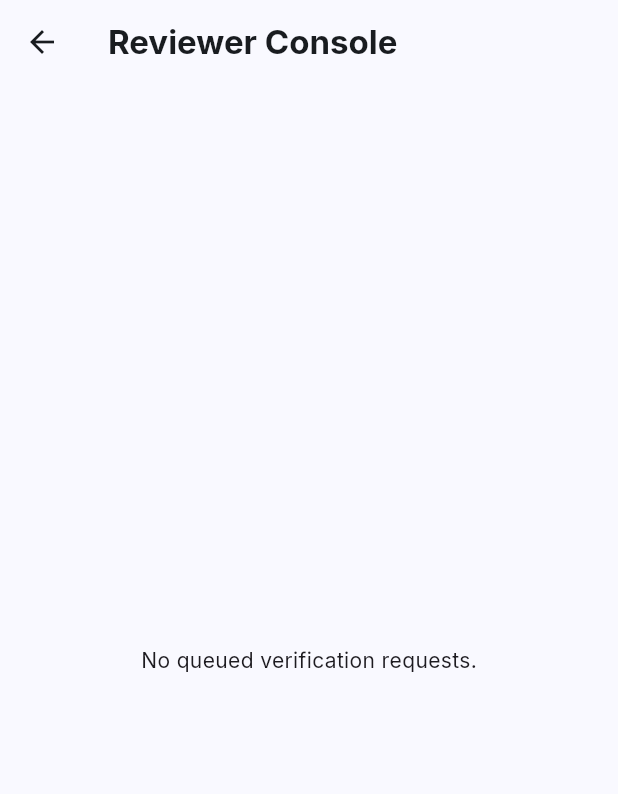
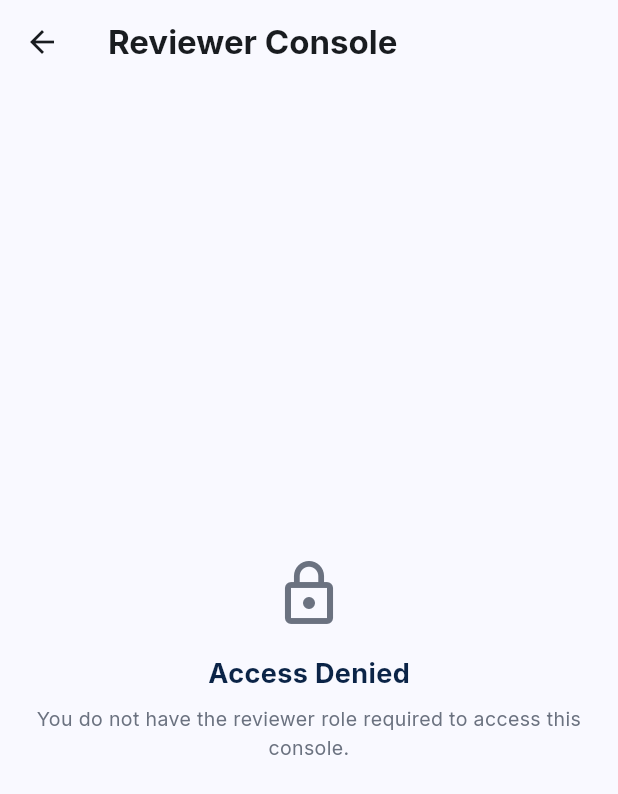
Before and after one commit to CQ0113/lexiguard, a Flutter app: the ReviewerConsoleScreen screen opened directly, on a phone screen of 412 x 824 dp. Shown: the top 794 px of the screen. Run offline on Flutter 3.47's test engine with Material 3 defaults, Android fonts, the phone set to English and light mode, and no system bars; our stand-ins replace cloud_firestore, cloud_functions, firebase_auth, firebase_core, google_fonts, google_sign_in; accounts and stored records are empty.

Commit message:
feat: add reviewer console RBAC, login sync fallback notice, verification adapter failure handling,

```diff
--- a/lib/screens/lawyer/reviewer_console_screen.dart
+++ b/lib/screens/lawyer/reviewer_console_screen.dart
@@ -1,5 +1,6 @@
 import 'package:cloud_firestore/cloud_firestore.dart';
 import 'package:cloud_functions/cloud_functions.dart';
+import 'package:firebase_auth/firebase_auth.dart';
 import 'package:flutter/material.dart';
 import 'package:google_fonts/google_fonts.dart';
 
@@ -112,6 +113,13 @@ class _ReviewerConsoleScreenState extends State<ReviewerConsoleScreen> {
     }
   }
 
+  Future<bool> _hasReviewerClaim() async {
+    final user = FirebaseAuth.instance.currentUser;
+    if (user == null) return false;
+    final token = await user.getIdTokenResult();
+    return token.claims?['reviewer'] == true;
+  }
+
   @override
   Widget build(BuildContext context) {
     return Scaffold(
@@ -121,7 +129,41 @@ class _ReviewerConsoleScreenState extends State<ReviewerConsoleScreen> {
           style: GoogleFonts.inter(fontWeight: FontWeight.w700),
         ),
       ),
-      body: StreamBuilder<QuerySnapshot<Map<String, dynamic>>>(
+      body: FutureBuilder<bool>(
+        future: _hasReviewerClaim(),
+        builder: (context, authSnapshot) {
+          if (authSnapshot.connectionState == ConnectionState.waiting) {
+            return const Center(child: CircularProgressIndicator());
+          }
+          if (authSnapshot.data != true) {
+            return Center(
+              child: Padding(
+                padding: const EdgeInsets.all(24),
+                child: Column(
+                  mainAxisSize: MainAxisSize.min,
+                  children: [
+                    const Icon(Icons.lock_outline, size: 48, color: Color(0xFF6B7280)),
+                    const SizedBox(height: 16),
+                    Text(
+                      'Access Denied',
+                      style: GoogleFonts.inter(
+                        fontSize: 18,
+                        fontWeight: FontWeight.w700,
+                        color: const Color(0xFF0B2447),
+                      ),
+                    ),
+                    const SizedBox(height: 8),
+                    Text(
+                      'You do not have the reviewer role required to access this console.',
+                      textAlign: TextAlign.center,
+                      style: GoogleFonts.inter(fontSize: 13, color: const Color(0xFF6B7280)),
+                    ),
+                  ],
+                ),
+              ),
+            );
+          }
+          return StreamBuilder<QuerySnapshot<Map<String, dynamic>>>(
         stream: _queueStream,
         builder: (context, snapshot) {
           if (snapshot.connectionState == ConnectionState.waiting) {
@@ -257,6 +299,8 @@ class _ReviewerConsoleScreenState extends State<ReviewerConsoleScreen> {
             itemCount: docs.length,
           );
         },
+      );
+        },
       ),
     );
   }
```
Also changed, not shown: lib/screens/login_screen.dart (+14 -1 lines), lib/services/firebase_auth_sync_service.dart (+21 -11 lines).
